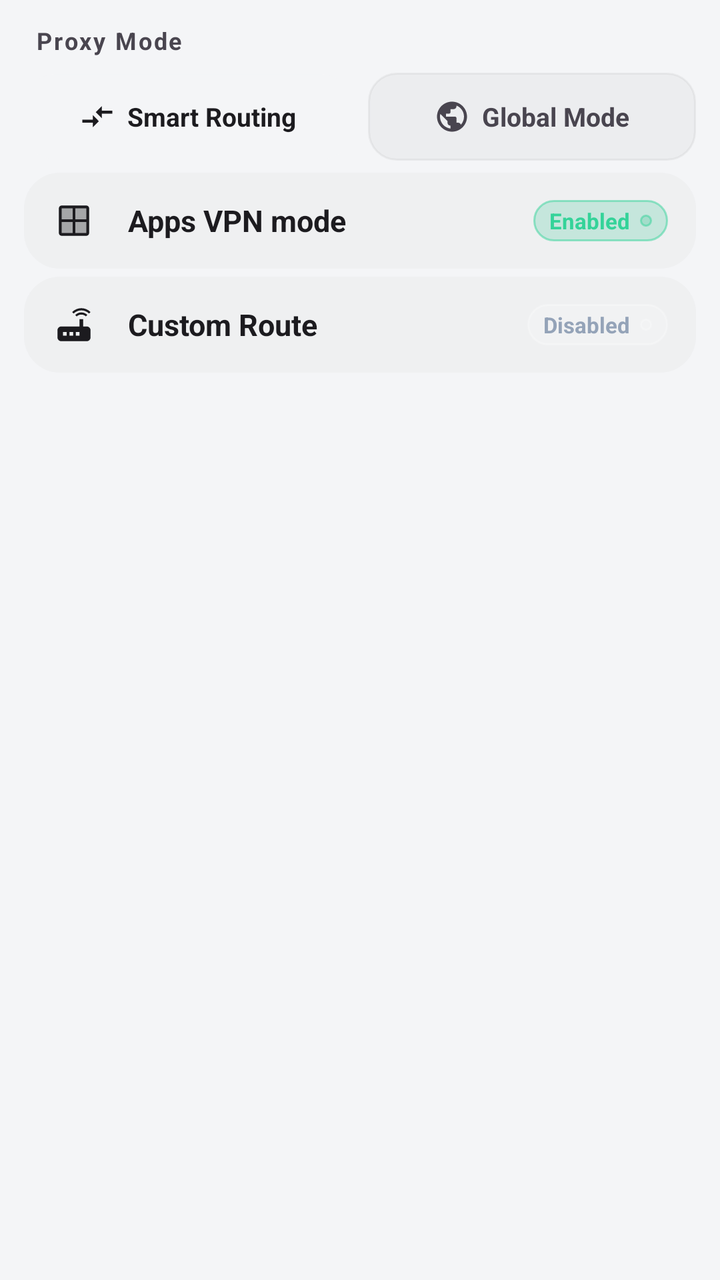
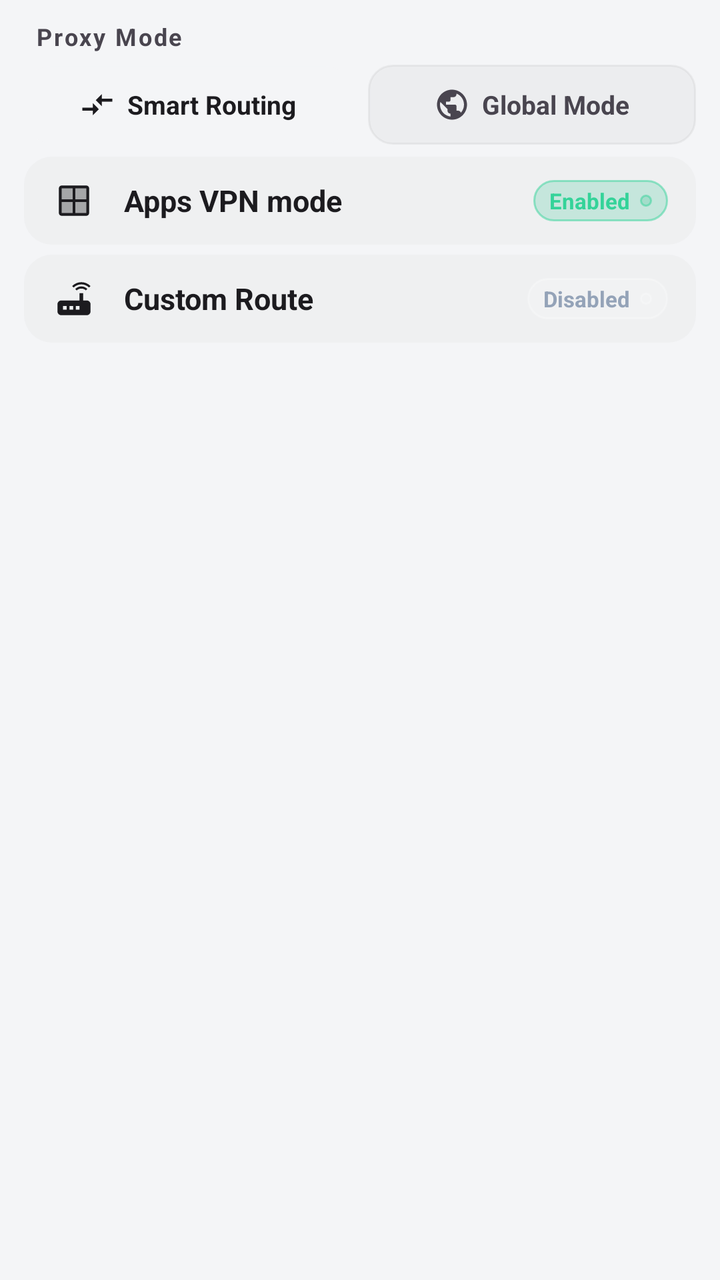

An Android layout rendered at two revisions. The XML below is the earlier revision; the diff shows what the commit changed to produce the second picture.
<!-- AndroidManifest.xml: application theme Theme.Start -->
<!-- res/layout/layout_drawer_proxy_mode.xml -->
<?xml version="1.0" encoding="utf-8"?>
<LinearLayout xmlns:android="http://schemas.android.com/apk/res/android"
    xmlns:app="http://schemas.android.com/apk/res-auto"
    android:id="@+id/drawer_proxy_mode_root"
    android:layout_width="match_parent"
    android:layout_height="wrap_content"
    android:orientation="vertical"
    android:paddingBottom="4dp">

    
    <TextView
        android:id="@+id/tv_proxy_mode_title"
        android:layout_width="match_parent"
        android:layout_height="wrap_content"
        android:letterSpacing="0.08"
        android:paddingStart="18dp"
        android:paddingTop="12dp"
        android:paddingEnd="18dp"
        android:paddingBottom="8dp"
        android:text="@string/proxy_mode_title"
        android:textColor="?android:attr/textColorSecondary"
        android:textSize="12sp"
        android:textStyle="bold" />

    
    <LinearLayout
        android:layout_width="match_parent"
        android:layout_height="44dp"
        android:layout_marginStart="12dp"
        android:layout_marginEnd="12dp"
        android:layout_marginBottom="6dp"
        android:orientation="horizontal">

        
        <LinearLayout
            android:id="@+id/btn_mode_smart"
            android:layout_width="0dp"
            android:layout_height="match_parent"
            android:layout_weight="1"
            android:background="@drawable/bg_proxy_mode_btn_active"
            android:clickable="true"
            android:focusable="true"
            android:gravity="center"
            android:orientation="horizontal"
            android:paddingStart="8dp"
            android:paddingEnd="8dp">

            <ImageView
                android:id="@+id/icon_mode_smart"
                android:layout_width="18dp"
                android:layout_height="18dp"
                android:src="@drawable/ic_baseline_compare_arrows_24"
                app:tint="?android:attr/textColorPrimary" />

            <TextView
                android:id="@+id/text_mode_smart"
                android:layout_width="wrap_content"
                android:layout_height="wrap_content"
                android:layout_marginStart="6dp"
                android:ellipsize="end"
                android:maxLines="1"
                android:text="@string/mode_smart_routing"
                android:textColor="?android:attr/textColorPrimary"
                android:textSize="13sp"
                android:textStyle="bold" />
        </LinearLayout>

        <View
            android:layout_width="8dp"
            android:layout_height="match_parent" />

        
        <LinearLayout
            android:id="@+id/btn_mode_global"
            android:layout_width="0dp"
            android:layout_height="match_parent"
            android:layout_weight="1"
            android:background="@drawable/bg_proxy_mode_btn_inactive"
            android:clickable="true"
            android:focusable="true"
            android:gravity="center"
            android:orientation="horizontal"
            android:paddingStart="8dp"
            android:paddingEnd="8dp">

            <ImageView
                android:id="@+id/icon_mode_global"
                android:layout_width="18dp"
                android:layout_height="18dp"
                android:src="@drawable/baseline_public_24"
                app:tint="?android:attr/textColorSecondary" />

            <TextView
                android:id="@+id/text_mode_global"
                android:layout_width="wrap_content"
                android:layout_height="wrap_content"
                android:layout_marginStart="6dp"
                android:ellipsize="end"
                android:maxLines="1"
                android:text="@string/mode_global_proxy"
                android:textColor="?android:attr/textColorSecondary"
                android:textSize="13sp"
                android:textStyle="bold" />
        </LinearLayout>
    </LinearLayout>

    
    <LinearLayout
        android:id="@+id/btn_app_proxy"
        android:layout_width="match_parent"
        android:layout_height="48dp"
        android:layout_marginStart="12dp"
        android:layout_marginEnd="12dp"
        android:layout_marginBottom="4dp"
        android:background="@drawable/bg_proxy_mode_row"
        android:clickable="true"
        android:focusable="true"
        android:gravity="center_vertical"
        android:orientation="horizontal"
        android:paddingStart="14dp"
        android:paddingEnd="14dp">

        <ImageView
            android:id="@+id/icon_app_proxy"
            android:layout_width="22dp"
            android:layout_height="22dp"
            android:src="@drawable/ic_navigation_apps"
            app:tint="?android:attr/textColorPrimary" />

        <TextView
            android:id="@+id/text_app_proxy"
            android:layout_width="0dp"
            android:layout_height="wrap_content"
            android:layout_marginStart="16dp"
            android:layout_weight="1"
            android:ellipsize="end"
            android:maxLines="1"
            android:text="@string/proxied_apps"
            android:textColor="?android:attr/textColorPrimary"
            android:textSize="15sp"
            android:textStyle="bold" />

        
        <LinearLayout
            android:id="@+id/chip_app_proxy"
            android:layout_width="wrap_content"
            android:layout_height="wrap_content"
            android:background="@drawable/bg_chip_status_connected"
            android:gravity="center_vertical"
            android:orientation="horizontal"
            android:paddingStart="8dp"
            android:paddingTop="3dp"
            android:paddingEnd="8dp"
            android:paddingBottom="3dp">

            <TextView
                android:id="@+id/status_text_app_proxy"
                android:layout_width="wrap_content"
                android:layout_height="wrap_content"
                android:text="@string/status_enabled"
                android:textColor="#34D399"
                android:textSize="11sp"
                android:textStyle="bold" />

            <View
                android:id="@+id/status_dot_app_proxy"
                android:layout_width="6dp"
                android:layout_height="6dp"
                android:layout_marginStart="5dp"
                android:background="@drawable/bg_chip_status_connected" />
        </LinearLayout>
    </LinearLayout>

    
    <LinearLayout
        android:id="@+id/btn_custom_route"
        android:layout_width="match_parent"
        android:layout_height="48dp"
        android:layout_marginStart="12dp"
        android:layout_marginEnd="12dp"
        android:layout_marginBottom="6dp"
        android:background="@drawable/bg_proxy_mode_row"
        android:clickable="true"
        android:focusable="true"
        android:gravity="center_vertical"
        android:orientation="horizontal"
        android:paddingStart="14dp"
        android:paddingEnd="14dp">

        <ImageView
            android:id="@+id/icon_custom_route"
            android:layout_width="22dp"
            android:layout_height="22dp"
            android:src="@drawable/ic_hardware_router"
            app:tint="?android:attr/textColorPrimary" />

        <TextView
            android:id="@+id/text_custom_route"
            android:layout_width="0dp"
            android:layout_height="wrap_content"
            android:layout_marginStart="16dp"
            android:layout_weight="1"
            android:ellipsize="end"
            android:maxLines="1"
            android:text="@string/custom_route"
            android:textColor="?android:attr/textColorPrimary"
            android:textSize="15sp"
            android:textStyle="bold" />

        
        <LinearLayout
            android:id="@+id/chip_custom_route"
            android:layout_width="wrap_content"
            android:layout_height="wrap_content"
            android:background="@drawable/bg_chip_status_disconnected"
            android:gravity="center_vertical"
            android:orientation="horizontal"
            android:paddingStart="8dp"
            android:paddingTop="3dp"
            android:paddingEnd="8dp"
            android:paddingBottom="3dp">

            <TextView
                android:id="@+id/status_text_custom_route"
                android:layout_width="wrap_content"
                android:layout_height="wrap_content"
                android:text="@string/status_disabled"
                android:textColor="#94A3B8"
                android:textSize="11sp"
                android:textStyle="bold" />

            <View
                android:id="@+id/status_dot_custom_route"
                android:layout_width="6dp"
                android:layout_height="6dp"
                android:layout_marginStart="5dp"
                android:background="@drawable/bg_chip_status_disconnected" />
        </LinearLayout>
    </LinearLayout>

</LinearLayout>
<!-- resources referenced by this layout -->
<resources>
  <!-- drawable bg_proxy_mode_btn_active (drawable) -->
  <?xml version="1.0" encoding="utf-8"?>
  <ripple xmlns:android="http://schemas.android.com/apk/res/android"
      android:color="?attr/colorControlHighlight">
      <item>
          <shape android:shape="rectangle">
              <corners android:radius="14dp" />
              <solid android:color="?attr/colorSurfaceVariant" />
              <stroke
                  android:width="1.5dp"
                  android:color="?attr/colorPrimary" />
          </shape>
      </item>
  </ripple>
  <!-- drawable bg_proxy_mode_btn_inactive (drawable) -->
  <?xml version="1.0" encoding="utf-8"?>
  <ripple xmlns:android="http://schemas.android.com/apk/res/android"
      android:color="?attr/colorControlHighlight">
      <item>
          <shape android:shape="rectangle">
              <corners android:radius="14dp" />
              <solid android:color="#12808080" />
              <stroke
                  android:width="1dp"
                  android:color="#1A808080" />
          </shape>
      </item>
  </ripple>
  <!-- drawable bg_proxy_mode_row (drawable) -->
  <?xml version="1.0" encoding="utf-8"?>
  <ripple xmlns:android="http://schemas.android.com/apk/res/android"
      android:color="?attr/colorControlHighlight">
      <item>
          <shape android:shape="rectangle">
              <corners android:radius="18dp" />
              <solid android:color="#0D808080" />
          </shape>
      </item>
  </ripple>
  <string name="custom_route">Custom Route</string>
  <string name="mode_global_proxy">Global Mode</string>
  <string name="mode_smart_routing">Smart Routing</string>
  <string name="proxied_apps">Apps VPN mode</string>
  <string name="proxy_mode_title">Proxy Mode</string>
  <string name="status_disabled">Disabled</string>
  <string name="status_enabled">Enabled</string>
  <color name="material_pink_500">#E91E63</color>
  <color name="material_pink_700">#C2185B</color>
  <color name="material_pink_accent_200">#FF4081</color>
  <color name="material_pink_100">#F8BBD0</color>
  <color name="material_pink_300">#F06292</color>
  <color name="md3_background">#F4F5F7</color>
  <color name="md3_surface">#FFFFFF</color>
  <color name="md3_text_primary">#1C1B1F</color>
  <color name="md3_text_secondary">#49454F</color>
  <color name="card_stroke">#29000000</color>
  <color name="white">#FFFFFFFF</color>
  <style name="Widget.SagerNet.Button" parent="Widget.MaterialComponents.Button">
          <item name="shapeAppearanceOverlay">@style/ShapeAppearanceOverlay.SagerNet.Button</item>
      </style>
  <style name="Widget.Telegram.PreferenceCategory" parent="@style/Preference.Category">
          <item name="android:layout">@layout/layout_telegram_preference_category</item>
      </style>
  <style name="TextAppearance.SagerNet.PopupMenu" parent="TextAppearance.AppCompat.Widget.PopupMenu.Large">
          <item name="android:textSize">14sp</item>
      </style>
  <style name="Widget.MaterialComponents.Button.TextButton.Dialog.Primary">
          <item name="android:textColor">?primaryOrTextPrimary</item>
      </style>
  <style name="Widget.MaterialComponents.Button.TextButton.Dialog.Flush.Primary">
          <item name="android:textColor">?primaryOrTextPrimary</item>
      </style>
  <dimen name="profile_card_corner_radius">18dp</dimen>
  <dimen name="card_stroke_width">1dp</dimen>
  <style name="ShapeAppearanceOverlay.SagerNet.Input" parent="">
          <item name="cornerFamily">rounded</item>
          <item name="cornerSize">@dimen/input_corner_radius</item>
      </style>
  <dimen name="dialog_background_inset">24dp</dimen>
  <dimen name="dialog_corner_radius">24dp</dimen>
  <dimen name="input_corner_radius">16dp</dimen>
  <dimen name="popup_corner_radius">24dp</dimen>
  <color name="popup_dropdown_stroke">#38000000</color>
  <dimen name="button_corner_radius">16dp</dimen>
  <color name="telegram_switch_track_off">#E2E8F0</color>
  <color name="telegram_switch_thumb_off">#FFFFFF</color>
  <!-- unchanged entries left out for length: 38 -->
</resources>

<!-- the commit's change to res/layout/layout_drawer_proxy_mode.xml (unified diff, before → after) -->
@@ -14,9 +14,9 @@
         android:layout_height="wrap_content"
         android:letterSpacing="0.08"
         android:paddingStart="18dp"
-        android:paddingTop="12dp"
+        android:paddingTop="10dp"
         android:paddingEnd="18dp"
-        android:paddingBottom="8dp"
+        android:paddingBottom="6dp"
         android:text="@string/proxy_mode_title"
         android:textColor="?android:attr/textColorSecondary"
         android:textSize="12sp"
@@ -25,7 +25,7 @@
     
     <LinearLayout
         android:layout_width="match_parent"
-        android:layout_height="44dp"
+        android:layout_height="40dp"
         android:layout_marginStart="12dp"
         android:layout_marginEnd="12dp"
         android:layout_marginBottom="6dp"
@@ -108,10 +108,10 @@
     <LinearLayout
         android:id="@+id/btn_app_proxy"
         android:layout_width="match_parent"
-        android:layout_height="48dp"
+        android:layout_height="44dp"
         android:layout_marginStart="12dp"
         android:layout_marginEnd="12dp"
-        android:layout_marginBottom="4dp"
+        android:layout_marginBottom="5dp"
         android:background="@drawable/bg_proxy_mode_row"
         android:clickable="true"
         android:focusable="true"
@@ -131,7 +131,7 @@
             android:id="@+id/text_app_proxy"
             android:layout_width="0dp"
             android:layout_height="wrap_content"
-            android:layout_marginStart="16dp"
+            android:layout_marginStart="14dp"
             android:layout_weight="1"
             android:ellipsize="end"
             android:maxLines="1"
@@ -175,7 +175,7 @@
     <LinearLayout
         android:id="@+id/btn_custom_route"
         android:layout_width="match_parent"
-        android:layout_height="48dp"
+        android:layout_height="44dp"
         android:layout_marginStart="12dp"
         android:layout_marginEnd="12dp"
         android:layout_marginBottom="6dp"
@@ -198,7 +198,7 @@
             android:id="@+id/text_custom_route"
             android:layout_width="0dp"
             android:layout_height="wrap_content"
-            android:layout_marginStart="16dp"
+            android:layout_marginStart="14dp"
             android:layout_weight="1"
             android:ellipsize="end"
             android:maxLines="1"
<!-- resource entries referenced after the edit -->
@@ -6,7 +6,7 @@
       android:color="?attr/colorControlHighlight">
       <item>
           <shape android:shape="rectangle">
-              <corners android:radius="14dp" />
+              <corners android:radius="12dp" />
               <solid android:color="?attr/colorSurfaceVariant" />
               <stroke
                   android:width="1.5dp"
@@ -20,7 +20,7 @@
       android:color="?attr/colorControlHighlight">
       <item>
           <shape android:shape="rectangle">
-              <corners android:radius="14dp" />
+              <corners android:radius="12dp" />
               <solid android:color="#12808080" />
               <stroke
                   android:width="1dp"
@@ -34,7 +34,7 @@
       android:color="?attr/colorControlHighlight">
       <item>
           <shape android:shape="rectangle">
-              <corners android:radius="18dp" />
+              <corners android:radius="14dp" />
               <solid android:color="#0D808080" />
           </shape>
       </item>
